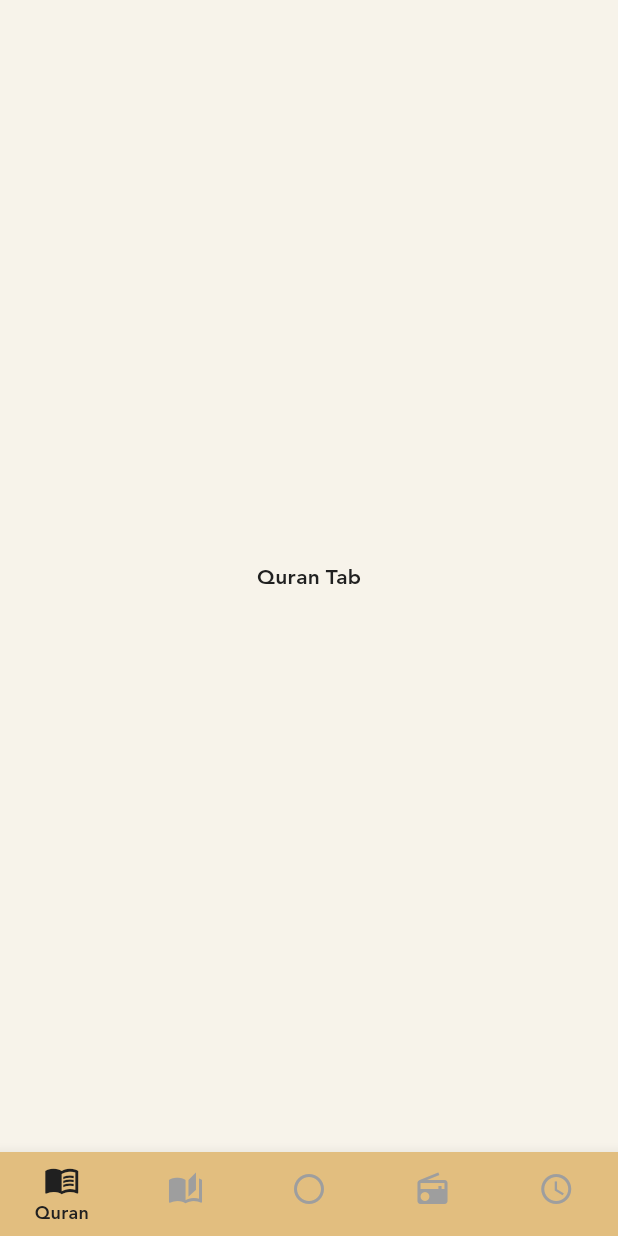
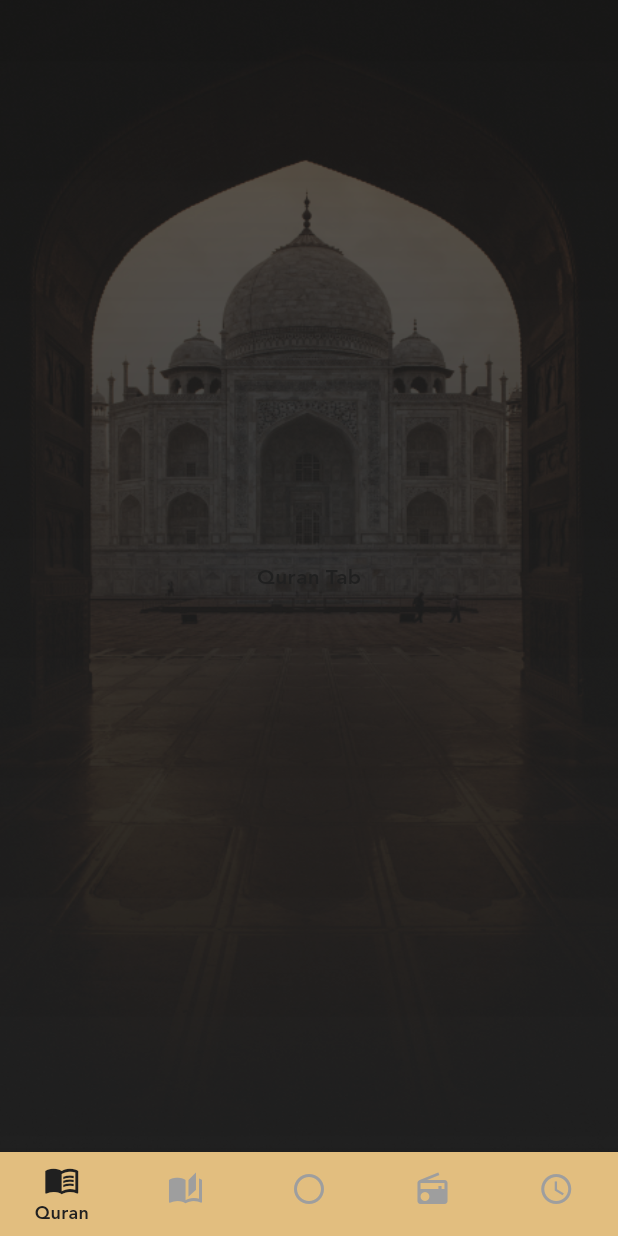
Before and after one commit to MohamedElsay0d/Route-Islami_App, a Flutter app: the screen it shows after launch, after a tap on "Skip", on a phone screen of 412 x 824 dp. Run offline on Flutter 3.47's test engine with Material 3 defaults, Android fonts, the phone set to English and light mode, and no system bars; our stand-ins replace flutter_screenutil, go_router, shared_preferences.

```diff
--- a/lib/core/constants/app_assets.dart
+++ b/lib/core/constants/app_assets.dart
@@ -13,4 +13,6 @@ abstract final class AppAssets {
 
   static const String surasJson = 'assets/data/quran/quran_json.json';
   static const String surasTextPath = 'assets/data/quran/suras';
+
+  static const String homeTapBackground = 'assets/images/PNG/home_taps_background';
 }
--- a/lib/features/home/presentation/home_shell.dart
+++ b/lib/features/home/presentation/home_shell.dart
@@ -1,5 +1,6 @@
 import 'package:flutter/material.dart';
 import 'package:go_router/go_router.dart';
+import 'package:islami_app/core/constants/app_assets.dart';
 
 class HomeShell extends StatelessWidget {
   const HomeShell({super.key, required this.navigationShell});
@@ -9,7 +10,20 @@ class HomeShell extends StatelessWidget {
   @override
   Widget build(BuildContext context) {
     return Scaffold(
-      body: navigationShell,
+      body: Container(
+        height: double.infinity,
+        width: double.infinity,
+        decoration: BoxDecoration(
+          image: DecorationImage(
+            image: AssetImage(
+              '${AppAssets.homeTapBackground}/home_background${navigationShell.currentIndex + 1}.png',
+              // 'assets/images/PNG/home_taps_background/home_background1.png',
+            ),
+            fit: BoxFit.fill,
+          ),
+        ),
+        child: navigationShell,
+      ),
       bottomNavigationBar: BottomNavigationBar(
         currentIndex: navigationShell.currentIndex,
         onTap: (index) {
--- a/pubspec.yaml
+++ b/pubspec.yaml
@@ -34,6 +34,7 @@ flutter:
     - assets/images/PNG/onboarding/
     - assets/data/quran/
     - assets/data/quran/suras/
+    - assets/images/PNG/home_taps_background/
   fonts:
     - family: JannaLT
       fonts:
```
Also changed, not shown: assets/images/2.0x/home_background1@2x.png (added), assets/images/2.0x/home_background2@2x.png (added), assets/images/2.0x/home_background3@2x.png (added), assets/images/2.0x/home_background4@2x.png (added), assets/images/2.0x/home_background5@2x.png (added), assets/images/3.0x/home_background1@3x.png (added), assets/images/3.0x/home_background2@3x.png (added), assets/images/3.0x/home_background4@3x.png (added), assets/images/PNG/home_taps_background/home_background1.png (added), assets/images/PNG/home_taps_background/home_background2.png (added), 5 other files.
